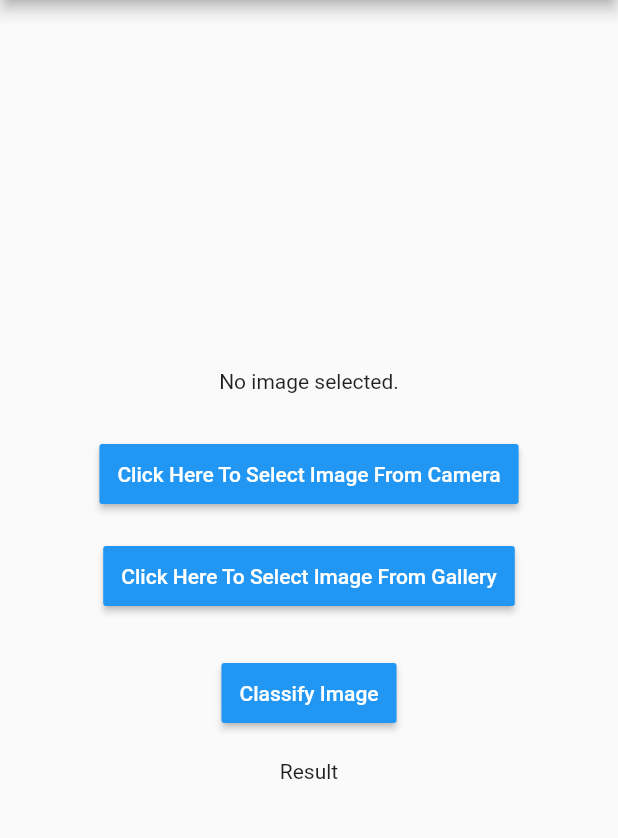
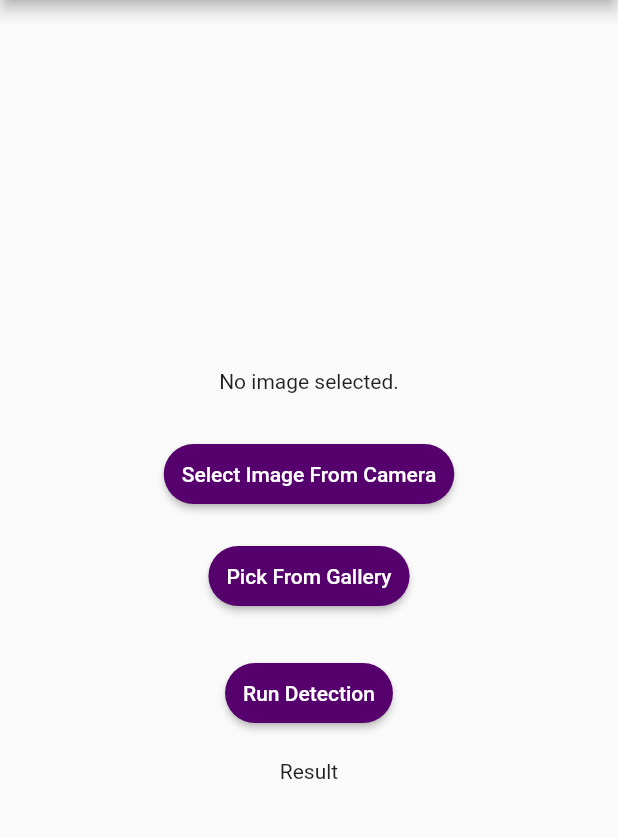
Before and after one commit to katungi/eyero, a Flutter app: the MyImagePicker screen opened by its route, on a phone screen of 412 x 824 dp, the part 84-922 px from its top. Run offline on Flutter 3.47's test engine with Material 2 defaults, Android fonts, the phone set to English and light mode, and no system bars; our stand-ins replace image_picker, liquid_swipe; missing offline and left inert: tflite.

```diff
--- a/lib/myImagePicker.dart
+++ b/lib/myImagePicker.dart
@@ -42,6 +42,7 @@ class _MyImagePickerState extends State<MyImagePicker> {
 
     setState(() {
       result = output.toString();
+      print(result);
     });
   }
 
@@ -65,28 +66,34 @@ class _MyImagePickerState extends State<MyImagePicker> {
               Container(
                   margin: EdgeInsets.fromLTRB(0, 30, 0, 20),
                   child: RaisedButton(
+                    shape: RoundedRectangleBorder(
+                        borderRadius: new BorderRadius.circular(30.0)),
                     onPressed: () => getImageFromCamera(),
-                    child: Text('Click Here To Select Image From Camera'),
+                    child: Text('Select Image From Camera'),
                     textColor: Colors.white,
-                    color: Colors.blue,
+                    color: Color(0xFF55006c),
                     padding: EdgeInsets.fromLTRB(12, 12, 12, 12),
                   )),
               Container(
                   margin: EdgeInsets.fromLTRB(0, 0, 0, 0),
                   child: RaisedButton(
+                    shape: RoundedRectangleBorder(
+                        borderRadius: new BorderRadius.circular(30.0)),
                     onPressed: () => getImageFromGallery(),
-                    child: Text('Click Here To Select Image From Gallery'),
+                    child: Text('Pick From Gallery'),
                     textColor: Colors.white,
-                    color: Colors.blue,
+                    color: Color(0xFF55006c),
                     padding: EdgeInsets.fromLTRB(12, 12, 12, 12),
                   )),
               Container(
                   margin: EdgeInsets.fromLTRB(0, 30, 0, 20),
                   child: RaisedButton(
+                    shape: RoundedRectangleBorder(
+                        borderRadius: new BorderRadius.circular(30.0)),
                     onPressed: () => classifyImage(),
-                    child: Text('Classify Image'),
+                    child: Text('Run Detection'),
                     textColor: Colors.white,
-                    color: Colors.blue,
+                    color: Color(0xFF55006c),
                     padding: EdgeInsets.fromLTRB(12, 12, 12, 12),
                   )),
               result == null ? Text('Result') : Text(result)
```
Also changed, not shown: 1 other file.
